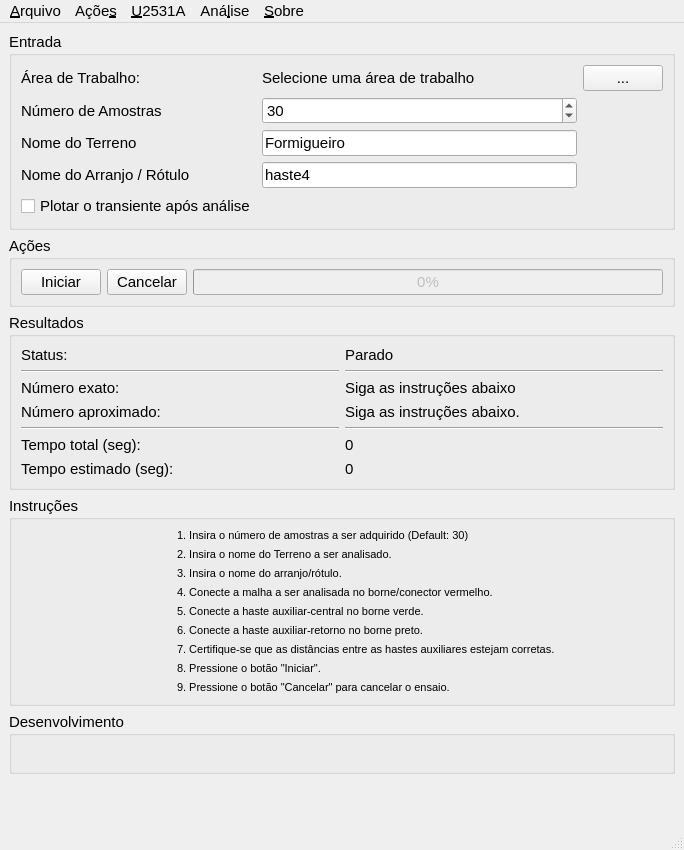
Above: src/sistemaAquisicao.ui from daiooo/sistemas-de-aterramento before the change. Below: the same form after it.
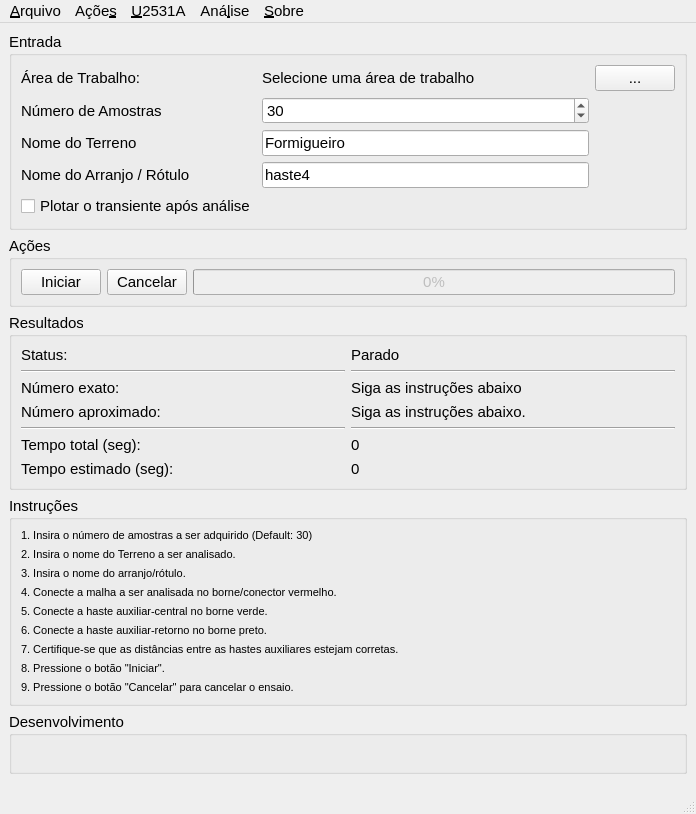
That is the form after the change. Icons and pictures are not drawn.

```diff
--- a/src/sistemaAquisicao.ui
+++ b/src/sistemaAquisicao.ui
@@ -9,8 +9,8 @@
    <rect>
     <x>0</x>
     <y>0</y>
-    <width>684</width>
-    <height>850</height>
+    <width>696</width>
+    <height>814</height>
    </rect>
   </property>
   <property name="font">
@@ -286,27 +286,8 @@
       <property name="title">
        <string>Instruções</string>
       </property>
-      <layout class="QGridLayout" name="gridLayout_9">
-       <item row="0" column="0">
-        <widget class="QLabel" name="label_17">
-         <property name="maximumSize">
-          <size>
-           <width>150</width>
-           <height>100</height>
-          </size>
-         </property>
-         <property name="text">
-          <string/>
-         </property>
-         <property name="pixmap">
-          <pixmap>figuras/esquema_ligacao.svg</pixmap>
-         </property>
-         <property name="scaledContents">
-          <bool>true</bool>
-         </property>
-        </widget>
-       </item>
-       <item row="0" column="1">
+      <layout class="QHBoxLayout" name="horizontalLayout_2">
+       <item>
         <layout class="QGridLayout" name="gridLayout_8">
          <item row="5" column="0">
           <widget class="QLabel" name="label_22">
@@ -587,7 +568,7 @@
     <rect>
      <x>0</x>
      <y>0</y>
-     <width>684</width>
+     <width>696</width>
      <height>21</height>
     </rect>
    </property>
```
Left out of the diff: 255 changed lines with no effect on the pictures.
